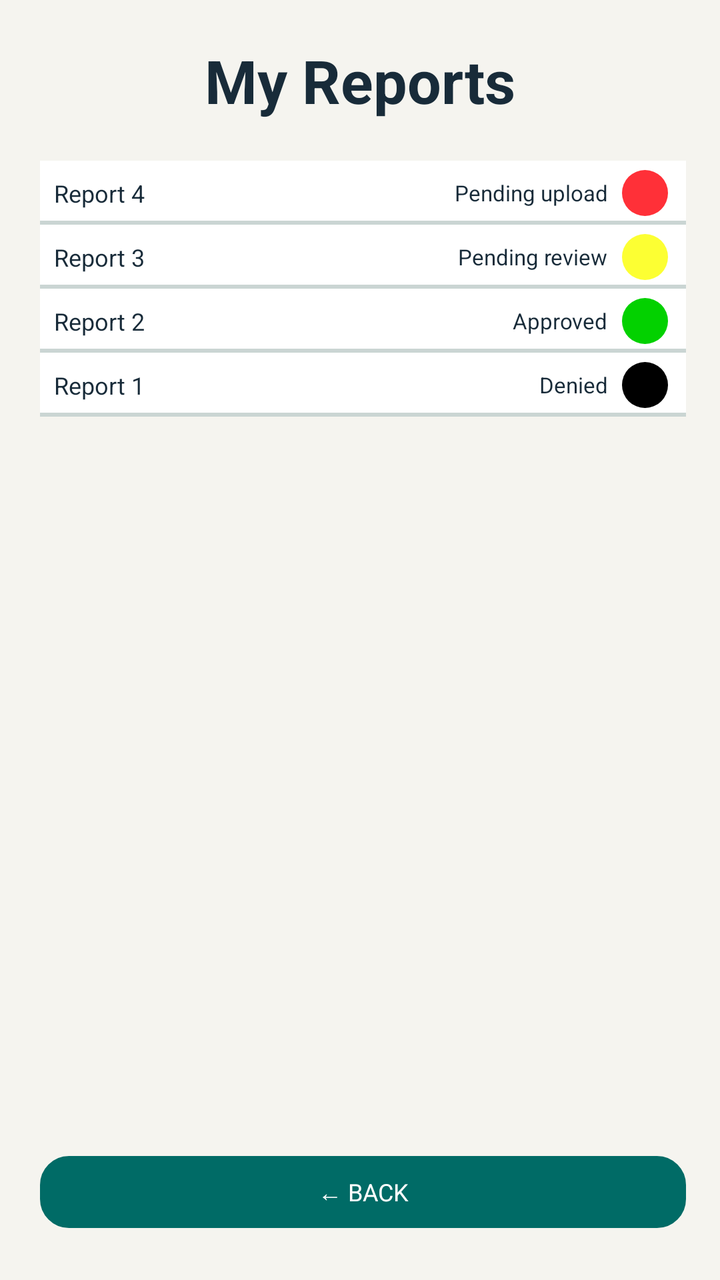
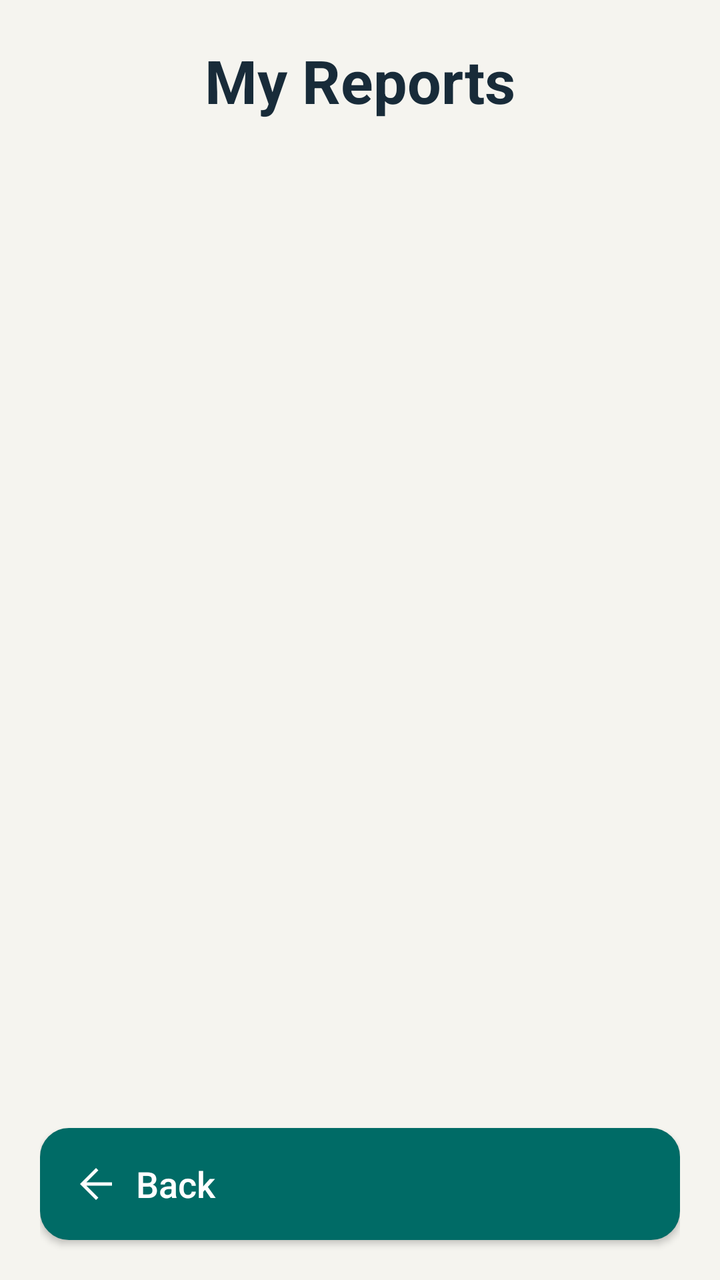

Before-and-after screenshots of an Android layout around one commit, followed by the original layout XML and the change that was made.
<!-- AndroidManifest.xml: application theme Theme.JavaReportingSystem -->
<!-- res/layout/activity_my_reports.xml -->
<?xml version="1.0" encoding="utf-8"?>
<androidx.constraintlayout.widget.ConstraintLayout xmlns:android="http://schemas.android.com/apk/res/android"
    xmlns:app="http://schemas.android.com/apk/res-auto"
    xmlns:tools="http://schemas.android.com/tools"
    android:id="@+id/main"
    android:layout_width="match_parent"
    android:layout_height="match_parent"
    tools:context=".ui.MyReportsActivity">

    
    <TextView
        android:id="@+id/tvTitle"
        android:layout_width="wrap_content"
        android:layout_height="wrap_content"
        android:layout_marginTop="20dp"
        android:text="My Reports"
        android:textColor="@color/safety_text"
        android:textSize="30sp"
        android:textStyle="bold"
        android:fontFamily="sans"
        app:layout_constraintTop_toTopOf="parent"
        app:layout_constraintStart_toStartOf="parent"
        app:layout_constraintEnd_toEndOf="parent" />

    
    <androidx.constraintlayout.widget.ConstraintLayout
        android:id="@+id/reportPanel"
        android:layout_width="0dp"
        android:layout_height="0dp"
        android:layout_marginStart="20dp"
        android:layout_marginEnd="17dp"
        android:layout_marginTop="20dp"
        android:layout_marginBottom="26dp"

        app:layout_constraintTop_toBottomOf="@id/tvTitle"
        app:layout_constraintBottom_toTopOf="@id/btnBack"
        app:layout_constraintStart_toStartOf="parent"
        app:layout_constraintEnd_toEndOf="parent">

        
        <androidx.constraintlayout.widget.ConstraintLayout
            android:id="@+id/row4"
            android:layout_width="0dp"
            android:layout_height="32dp"
            android:background="@drawable/report_row"
            app:layout_constraintTop_toTopOf="parent"
            app:layout_constraintStart_toStartOf="parent"
            app:layout_constraintEnd_toEndOf="parent">

            <TextView
                android:id="@+id/report4"
                android:layout_width="wrap_content"
                android:layout_height="wrap_content"
                android:layout_marginStart="7dp"
                android:text="Report 4"
                android:textSize="12sp"
                android:textColor="@color/safety_text"
                app:layout_constraintStart_toStartOf="parent"
                app:layout_constraintTop_toTopOf="parent"
                app:layout_constraintBottom_toBottomOf="parent" />

            <TextView
                android:id="@+id/status4"
                android:layout_width="wrap_content"
                android:layout_height="wrap_content"
                android:layout_marginEnd="7dp"
                android:text="Pending upload"
                android:textSize="11sp"
                android:textColor="@color/safety_text"
                app:layout_constraintEnd_toStartOf="@id/dot4"
                app:layout_constraintTop_toTopOf="parent"
                app:layout_constraintBottom_toBottomOf="parent" />

            <View
                android:id="@+id/dot4"
                android:layout_width="23dp"
                android:layout_height="23dp"
                android:layout_marginEnd="9dp"
                android:background="@drawable/circle_red"
                app:layout_constraintEnd_toEndOf="parent"
                app:layout_constraintTop_toTopOf="parent"
                app:layout_constraintBottom_toBottomOf="parent" />

        </androidx.constraintlayout.widget.ConstraintLayout>

        
        <androidx.constraintlayout.widget.ConstraintLayout
            android:id="@+id/row3"
            android:layout_width="0dp"
            android:layout_height="32dp"
            android:background="@drawable/report_row"
            app:layout_constraintTop_toBottomOf="@id/row4"
            app:layout_constraintStart_toStartOf="parent"
            app:layout_constraintEnd_toEndOf="parent">

            <TextView
                android:id="@+id/report3"
                android:layout_width="wrap_content"
                android:layout_height="wrap_content"
                android:layout_marginStart="7dp"
                android:text="Report 3"
                android:textSize="12sp"
                android:textColor="@color/safety_text"
                app:layout_constraintStart_toStartOf="parent"
                app:layout_constraintTop_toTopOf="parent"
                app:layout_constraintBottom_toBottomOf="parent" />

            <TextView
                android:id="@+id/status3"
                android:layout_width="wrap_content"
                android:layout_height="wrap_content"
                android:layout_marginEnd="7dp"
                android:text="Pending review"
                android:textSize="11sp"
                android:textColor="@color/safety_text"
                app:layout_constraintEnd_toStartOf="@id/dot3"
                app:layout_constraintTop_toTopOf="parent"
                app:layout_constraintBottom_toBottomOf="parent" />

            <View
                android:id="@+id/dot3"
                android:layout_width="23dp"
                android:layout_height="23dp"
                android:layout_marginEnd="9dp"
                android:background="@drawable/circle_yellow"
                app:layout_constraintEnd_toEndOf="parent"
                app:layout_constraintTop_toTopOf="parent"
                app:layout_constraintBottom_toBottomOf="parent" />

        </androidx.constraintlayout.widget.ConstraintLayout>

        
        <androidx.constraintlayout.widget.ConstraintLayout
            android:id="@+id/row2"
            android:layout_width="0dp"
            android:layout_height="32dp"
            android:background="@drawable/report_row"
            app:layout_constraintTop_toBottomOf="@id/row3"
            app:layout_constraintStart_toStartOf="parent"
            app:layout_constraintEnd_toEndOf="parent">

            <TextView
                android:id="@+id/report2"
                android:layout_width="wrap_content"
                android:layout_height="wrap_content"
                android:layout_marginStart="7dp"
                android:text="Report 2"
                android:textSize="12sp"
                android:textColor="@color/safety_text"
                app:layout_constraintStart_toStartOf="parent"
                app:layout_constraintTop_toTopOf="parent"
                app:layout_constraintBottom_toBottomOf="parent" />

            <TextView
                android:id="@+id/status2"
                android:layout_width="wrap_content"
                android:layout_height="wrap_content"
                android:layout_marginEnd="7dp"
                android:text="Approved"
                android:textSize="11sp"
                android:textColor="@color/safety_text"
                app:layout_constraintEnd_toStartOf="@id/dot2"
                app:layout_constraintTop_toTopOf="parent"
                app:layout_constraintBottom_toBottomOf="parent" />

            <View
                android:id="@+id/dot2"
                android:layout_width="23dp"
                android:layout_height="23dp"
                android:layout_marginEnd="9dp"
                android:background="@drawable/circle_green"
                app:layout_constraintEnd_toEndOf="parent"
                app:layout_constraintTop_toTopOf="parent"
                app:layout_constraintBottom_toBottomOf="parent" />

        </androidx.constraintlayout.widget.ConstraintLayout>

        
        <androidx.constraintlayout.widget.ConstraintLayout
            android:id="@+id/row1"
            android:layout_width="0dp"
            android:layout_height="32dp"
            android:background="@drawable/report_row"
            app:layout_constraintTop_toBottomOf="@id/row2"
            app:layout_constraintStart_toStartOf="parent"
            app:layout_constraintEnd_toEndOf="parent">

            <TextView
                android:id="@+id/report1"
                android:layout_width="wrap_content"
                android:layout_height="wrap_content"
                android:layout_marginStart="7dp"
                android:text="Report 1"
                android:textSize="12sp"
                android:textColor="@color/safety_text"
                app:layout_constraintStart_toStartOf="parent"
                app:layout_constraintTop_toTopOf="parent"
                app:layout_constraintBottom_toBottomOf="parent" />

            <TextView
                android:id="@+id/status1"
                android:layout_width="wrap_content"
                android:layout_height="wrap_content"
                android:layout_marginEnd="7dp"
                android:text="Denied"
                android:textSize="11sp"
                android:textColor="@color/safety_text"
                app:layout_constraintEnd_toStartOf="@id/dot1"
                app:layout_constraintTop_toTopOf="parent"
                app:layout_constraintBottom_toBottomOf="parent" />

            <View
                android:id="@+id/dot1"
                android:layout_width="23dp"
                android:layout_height="23dp"
                android:layout_marginEnd="9dp"
                android:background="@drawable/circle_black"
                app:layout_constraintEnd_toEndOf="parent"
                app:layout_constraintTop_toTopOf="parent"
                app:layout_constraintBottom_toBottomOf="parent" />

        </androidx.constraintlayout.widget.ConstraintLayout>

    </androidx.constraintlayout.widget.ConstraintLayout>

    
    <Button
        android:id="@+id/btnBack"
        android:layout_width="0dp"
        android:layout_height="36dp"
        android:layout_marginStart="20dp"
        android:layout_marginEnd="17dp"
        android:layout_marginBottom="26dp"
        android:background="@drawable/back_button"
        android:text="← BACK"
        android:textColor="@color/safety_on_action"
        android:textSize="12sp"
        android:fontFamily="sans"
        android:padding="0dp"
        android:minHeight="0dp"
        android:minWidth="0dp"
        android:stateListAnimator="@null"
        app:layout_constraintBottom_toBottomOf="parent"
        app:layout_constraintStart_toStartOf="parent"
        app:layout_constraintEnd_toEndOf="parent"
                app:backgroundTint="@null" />

</androidx.constraintlayout.widget.ConstraintLayout>
<!-- resources referenced by this layout -->
<resources>
  <color name="safety_on_action">#FFFFFF</color>
  <color name="safety_text">#182B39</color>
  <!-- drawable back_button (drawable) -->
  <?xml version="1.0" encoding="utf-8"?>
  <shape xmlns:android="http://schemas.android.com/apk/res/android" android:shape="rectangle">
      <solid android:color="@color/safety_action" />
      <stroke android:width="1dp" android:color="@color/safety_action" />
      <corners android:radius="14dp" />
  </shape>
  <!-- drawable circle_black (drawable) -->
  <?xml version="1.0" encoding="utf-8"?>
  <shape xmlns:android="http://schemas.android.com/apk/res/android"
      android:shape="oval">
      <solid android:color="#000000" />
  </shape>
  <!-- drawable circle_green (drawable) -->
  <?xml version="1.0" encoding="utf-8"?>
  <shape xmlns:android="http://schemas.android.com/apk/res/android"
      android:shape="oval">
      <solid android:color="#03D100" />
  </shape>
  <!-- drawable circle_red (drawable) -->
  <?xml version="1.0" encoding="utf-8"?>
  <shape xmlns:android="http://schemas.android.com/apk/res/android"
      android:shape="oval">
      <solid android:color="#FF3038" />
  </shape>
  <!-- drawable circle_yellow (drawable) -->
  <?xml version="1.0" encoding="utf-8"?>
  <shape xmlns:android="http://schemas.android.com/apk/res/android"
      android:shape="oval">
      <solid android:color="#FCFF33" />
  </shape>
  <!-- drawable report_row (drawable) -->
  <?xml version="1.0" encoding="utf-8"?>
  <layer-list xmlns:android="http://schemas.android.com/apk/res/android">
      <item>
          <shape>
              <solid android:color="@color/safety_surface" />
          </shape>
      </item>
      <item android:gravity="bottom">
          <shape>
              <size android:height="2dp" />
              <solid android:color="@color/safety_border" />
          </shape>
      </item>
  </layer-list>
  <style name="Theme.JavaReportingSystem" parent="Base.Theme.JavaReportingSystem" />
  <color name="safety_action">#006B66</color>
  <color name="safety_surface">#FFFFFF</color>
  <color name="safety_border">#CAD5D3</color>
  <style name="Base.Theme.JavaReportingSystem" parent="Theme.AppCompat.Light.NoActionBar">
          <item name="colorPrimary">@color/safety_action</item>
          <item name="colorOnPrimary">@color/safety_on_action</item>
          <item name="colorSurface">@color/safety_surface</item>
          <item name="colorOnSurface">@color/safety_text</item>
          <item name="android:colorAccent">@color/safety_action</item>
          <item name="android:windowBackground">@color/safety_background</item>
          <item name="android:statusBarColor">@color/safety_background</item>
          <item name="android:navigationBarColor">@color/safety_background</item>
          <item name="android:windowLightStatusBar">true</item>
          <item name="android:windowLightNavigationBar">true</item>
      </style>
  <color name="safety_background">#F5F4EF</color>
</resources>

<!-- the commit's change to res/layout/activity_my_reports.xml (unified diff, before → after) -->
@@ -1,248 +1,66 @@
 <?xml version="1.0" encoding="utf-8"?>
-<androidx.constraintlayout.widget.ConstraintLayout xmlns:android="http://schemas.android.com/apk/res/android"
+<LinearLayout xmlns:android="http://schemas.android.com/apk/res/android"
     xmlns:app="http://schemas.android.com/apk/res-auto"
-    xmlns:tools="http://schemas.android.com/tools"
     android:id="@+id/main"
     android:layout_width="match_parent"
     android:layout_height="match_parent"
-    tools:context=".ui.MyReportsActivity">
+    android:background="@color/safety_background"
+    android:orientation="vertical"
+    android:paddingStart="20dp"
+    android:paddingEnd="20dp">
 
-    
     <TextView
-        android:id="@+id/tvTitle"
-        android:layout_width="wrap_content"
+        android:layout_width="match_parent"
         android:layout_height="wrap_content"
         android:layout_marginTop="20dp"
-        android:text="My Reports"
+        android:gravity="center"
+        android:text="@string/my_reports_title"
         android:textColor="@color/safety_text"
         android:textSize="30sp"
-        android:textStyle="bold"
-        android:fontFamily="sans"
-        app:layout_constraintTop_toTopOf="parent"
-        app:layout_constraintStart_toStartOf="parent"
-        app:layout_constraintEnd_toEndOf="parent" />
+        android:textStyle="bold" />
 
-    
-    <androidx.constraintlayout.widget.ConstraintLayout
-        android:id="@+id/reportPanel"
-        android:layout_width="0dp"
+    <ScrollView
+        android:layout_width="match_parent"
         android:layout_height="0dp"
-        android:layout_marginStart="20dp"
-        android:layout_marginEnd="17dp"
         android:layout_marginTop="20dp"
-        android:layout_marginBottom="26dp"
+        android:layout_weight="1"
+        android:fillViewport="true">
 
-        app:layout_constraintTop_toBottomOf="@id/tvTitle"
-        app:layout_constraintBottom_toTopOf="@id/btnBack"
-        app:layout_constraintStart_toStartOf="parent"
-        app:layout_constraintEnd_toEndOf="parent">
-
-        
-        <androidx.constraintlayout.widget.ConstraintLayout
-            android:id="@+id/row4"
-            android:layout_width="0dp"
-            android:layout_height="32dp"
-            android:background="@drawable/report_row"
-            app:layout_constraintTop_toTopOf="parent"
-            app:layout_constraintStart_toStartOf="parent"
-            app:layout_constraintEnd_toEndOf="parent">
+        <LinearLayout
+            android:id="@+id/reportsContainer"
+            android:layout_width="match_parent"
+            android:layout_height="wrap_content"
+            android:orientation="vertical"
+            android:paddingBottom="16dp">
 
             <TextView
-                android:id="@+id/report4"
-                android:layout_width="wrap_content"
+                android:id="@+id/tvNoReports"
+                android:layout_width="match_parent"
                 android:layout_height="wrap_content"
-                android:layout_marginStart="7dp"
-                android:text="Report 4"
-                android:textSize="12sp"
-                android:textColor="@color/safety_text"
-                app:layout_constraintStart_toStartOf="parent"
-                app:layout_constraintTop_toTopOf="parent"
-                app:layout_constraintBottom_toBottomOf="parent" />
+                android:layout_marginTop="32dp"
+                android:gravity="center"
+                android:text="@string/no_submitted_reports"
+                android:textColor="@color/safety_text_secondary"
+                android:textSize="18sp"
+                android:visibility="gone" />
+        </LinearLayout>
+    </ScrollView>
 
-            <TextView
-                android:id="@+id/status4"
-                android:layout_width="wrap_content"
-                android:layout_height="wrap_content"
-                android:layout_marginEnd="7dp"
-                android:text="Pending upload"
-                android:textSize="11sp"
-                android:textColor="@color/safety_text"
-                app:layout_constraintEnd_toStartOf="@id/dot4"
-                app:layout_constraintTop_toTopOf="parent"
-                app:layout_constraintBottom_toBottomOf="parent" />
-
-            <View
-                android:id="@+id/dot4"
-                android:layout_width="23dp"
-                android:layout_height="23dp"
-                android:layout_marginEnd="9dp"
-                android:background="@drawable/circle_red"
-                app:layout_constraintEnd_toEndOf="parent"
-                app:layout_constraintTop_toTopOf="parent"
-                app:layout_constraintBottom_toBottomOf="parent" />
-
-        </androidx.constraintlayout.widget.ConstraintLayout>
-
-        
-        <androidx.constraintlayout.widget.ConstraintLayout
-            android:id="@+id/row3"
-            android:layout_width="0dp"
-            android:layout_height="32dp"
-            android:background="@drawable/report_row"
-            app:layout_constraintTop_toBottomOf="@id/row4"
-            app:layout_constraintStart_toStartOf="parent"
-            app:layout_constraintEnd_toEndOf="parent">
-
-            <TextView
-                android:id="@+id/report3"
-                android:layout_width="wrap_content"
-                android:layout_height="wrap_content"
-                android:layout_marginStart="7dp"
-                android:text="Report 3"
-                android:textSize="12sp"
-                android:textColor="@color/safety_text"
-                app:layout_constraintStart_toStartOf="parent"
-                app:layout_constraintTop_toTopOf="parent"
-                app:layout_constraintBottom_toBottomOf="parent" />
-
-            <TextView
-                android:id="@+id/status3"
-                android:layout_width="wrap_content"
-                android:layout_height="wrap_content"
-                android:layout_marginEnd="7dp"
-                android:text="Pending review"
-                android:textSize="11sp"
-                android:textColor="@color/safety_text"
-                app:layout_constraintEnd_toStartOf="@id/dot3"
-                app:layout_constraintTop_toTopOf="parent"
-                app:layout_constraintBottom_toBottomOf="parent" />
-
-            <View
-                android:id="@+id/dot3"
-                android:layout_width="23dp"
-                android:layout_height="23dp"
-                android:layout_marginEnd="9dp"
-                android:background="@drawable/circle_yellow"
-                app:layout_constraintEnd_toEndOf="parent"
-                app:layout_constraintTop_toTopOf="parent"
-                app:layout_constraintBottom_toBottomOf="parent" />
-
-        </androidx.constraintlayout.widget.ConstraintLayout>
-
-        
-        <androidx.constraintlayout.widget.ConstraintLayout
-            android:id="@+id/row2"
-            android:layout_width="0dp"
-            android:layout_height="32dp"
-            android:background="@drawable/report_row"
-            app:layout_constraintTop_toBottomOf="@id/row3"
-            app:layout_constraintStart_toStartOf="parent"
-            app:layout_constraintEnd_toEndOf="parent">
-
-            <TextView
-                android:id="@+id/report2"
-                android:layout_width="wrap_content"
-                android:layout_height="wrap_content"
-                android:layout_marginStart="7dp"
-                android:text="Report 2"
-                android:textSize="12sp"
-                android:textColor="@color/safety_text"
-                app:layout_constraintStart_toStartOf="parent"
-                app:layout_constraintTop_toTopOf="parent"
-                app:layout_constraintBottom_toBottomOf="parent" />
-
-            <TextView
-                android:id="@+id/status2"
-                android:layout_width="wrap_content"
-                android:layout_height="wrap_content"
-                android:layout_marginEnd="7dp"
-                android:text="Approved"
-                android:textSize="11sp"
-                android:textColor="@color/safety_text"
-                app:layout_constraintEnd_toStartOf="@id/dot2"
-                app:layout_constraintTop_toTopOf="parent"
-                app:layout_constraintBottom_toBottomOf="parent" />
-
-            <View
-                android:id="@+id/dot2"
-                android:layout_width="23dp"
-                android:layout_height="23dp"
-                android:layout_marginEnd="9dp"
-                android:background="@drawable/circle_green"
-                app:layout_constraintEnd_toEndOf="parent"
-                app:layout_constraintTop_toTopOf="parent"
-                app:layout_constraintBottom_toBottomOf="parent" />
-
-        </androidx.constraintlayout.widget.ConstraintLayout>
-
-        
-        <androidx.constraintlayout.widget.ConstraintLayout
-            android:id="@+id/row1"
-            android:layout_width="0dp"
-            android:layout_height="32dp"
-            android:background="@drawable/report_row"
-            app:layout_constraintTop_toBottomOf="@id/row2"
-            app:layout_constraintStart_toStartOf="parent"
-            app:layout_constraintEnd_toEndOf="parent">
-
-            <TextView
-                android:id="@+id/report1"
-                android:layout_width="wrap_content"
-                android:layout_height="wrap_content"
-                android:layout_marginStart="7dp"
-                android:text="Report 1"
-                android:textSize="12sp"
-                android:textColor="@color/safety_text"
-                app:layout_constraintStart_toStartOf="parent"
-                app:layout_constraintTop_toTopOf="parent"
-                app:layout_constraintBottom_toBottomOf="parent" />
-
-            <TextView
-                android:id="@+id/status1"
-                android:layout_width="wrap_content"
-                android:layout_height="wrap_content"
-                android:layout_marginEnd="7dp"
-                android:text="Denied"
-                android:textSize="11sp"
-                android:textColor="@color/safety_text"
-                app:layout_constraintEnd_toStartOf="@id/dot1"
-                app:layout_constraintTop_toTopOf="parent"
-                app:layout_constraintBottom_toBottomOf="parent" />
-
-            <View
-                android:id="@+id/dot1"
-                android:layout_width="23dp"
-                android:layout_height="23dp"
-                android:layout_marginEnd="9dp"
-                android:background="@drawable/circle_black"
-                app:layout_constraintEnd_toEndOf="parent"
-                app:layout_constraintTop_toTopOf="parent"
-                app:layout_constraintBottom_toBottomOf="parent" />
-
-        </androidx.constraintlayout.widget.ConstraintLayout>
-
-    </androidx.constraintlayout.widget.ConstraintLayout>
-
-    
     <Button
         android:id="@+id/btnBack"
-        android:layout_width="0dp"
-        android:layout_height="36dp"
-        android:layout_marginStart="20dp"
-        android:layout_marginEnd="17dp"
-        android:layout_marginBottom="26dp"
+        android:layout_width="match_parent"
+        android:layout_height="56dp"
+        android:layout_marginBottom="20dp"
         android:background="@drawable/back_button"
-        android:text="← BACK"
+        android:drawableStart="@drawable/ic_ms_arrow_back"
+        android:drawableTint="@color/safety_on_action"
+        android:drawablePadding="8dp"
+        android:gravity="center_vertical|start"
+        android:paddingStart="16dp"
+        android:paddingEnd="16dp"
+        android:text="@string/back"
+        android:textAllCaps="false"
         android:textColor="@color/safety_on_action"
-        android:textSize="12sp"
-        android:fontFamily="sans"
-        android:padding="0dp"
-        android:minHeight="0dp"
-        android:minWidth="0dp"
-        android:stateListAnimator="@null"
-        app:layout_constraintBottom_toBottomOf="parent"
-        app:layout_constraintStart_toStartOf="parent"
-        app:layout_constraintEnd_toEndOf="parent"
-                app:backgroundTint="@null" />
-
-</androidx.constraintlayout.widget.ConstraintLayout>
+        android:textSize="18sp"
+        app:backgroundTint="@null" />
+</LinearLayout>
<!-- resource entries referenced after the edit -->
@@ -2,6 +2,7 @@
 <resources>
   <color name="safety_on_action">#FFFFFF</color>
   <color name="safety_text">#182B39</color>
+  <color name="safety_text_secondary">#405560</color>
   <!-- drawable back_button (drawable) -->
   <?xml version="1.0" encoding="utf-8"?>
   <shape xmlns:android="http://schemas.android.com/apk/res/android" android:shape="rectangle">
@@ -9,49 +10,23 @@
       <stroke android:width="1dp" android:color="@color/safety_action" />
       <corners android:radius="14dp" />
   </shape>
-  <!-- drawable circle_black (drawable) -->
-  <?xml version="1.0" encoding="utf-8"?>
-  <shape xmlns:android="http://schemas.android.com/apk/res/android"
-      android:shape="oval">
-      <solid android:color="#000000" />
-  </shape>
-  <!-- drawable circle_green (drawable) -->
-  <?xml version="1.0" encoding="utf-8"?>
-  <shape xmlns:android="http://schemas.android.com/apk/res/android"
-      android:shape="oval">
-      <solid android:color="#03D100" />
-  </shape>
-  <!-- drawable circle_red (drawable) -->
-  <?xml version="1.0" encoding="utf-8"?>
-  <shape xmlns:android="http://schemas.android.com/apk/res/android"
-      android:shape="oval">
-      <solid android:color="#FF3038" />
-  </shape>
-  <!-- drawable circle_yellow (drawable) -->
-  <?xml version="1.0" encoding="utf-8"?>
-  <shape xmlns:android="http://schemas.android.com/apk/res/android"
-      android:shape="oval">
-      <solid android:color="#FCFF33" />
-  </shape>
-  <!-- drawable report_row (drawable) -->
-  <?xml version="1.0" encoding="utf-8"?>
-  <layer-list xmlns:android="http://schemas.android.com/apk/res/android">
-      <item>
-          <shape>
-              <solid android:color="@color/safety_surface" />
-          </shape>
-      </item>
-      <item android:gravity="bottom">
-          <shape>
-              <size android:height="2dp" />
-              <solid android:color="@color/safety_border" />
-          </shape>
-      </item>
-  </layer-list>
+  <!-- drawable ic_ms_arrow_back (drawable) -->
+  <vector xmlns:android="http://schemas.android.com/apk/res/android"
+      android:width="24dp"
+      android:height="24dp"
+      android:viewportWidth="960"
+      android:viewportHeight="960"
+      android:autoMirrored="true">
+    <path
+        android:fillColor="@color/safety_text"
+        android:pathData="M287,513.33L527,753.33L480,800L160,480L480,160L527,206.67L287,446.67L800,446.67L800,513.33L287,513.33Z"/>
+  </vector>
+  <string name="back">Back</string>
+  <string name="my_reports_title">My Reports</string>
+  <string name="no_submitted_reports">No submitted reports on this device yet.</string>
   <style name="Theme.JavaReportingSystem" parent="Base.Theme.JavaReportingSystem" />
   <color name="safety_action">#006B66</color>
   <color name="safety_surface">#FFFFFF</color>
-  <color name="safety_border">#CAD5D3</color>
   <style name="Base.Theme.JavaReportingSystem" parent="Theme.AppCompat.Light.NoActionBar">
           <item name="colorPrimary">@color/safety_action</item>
           <item name="colorOnPrimary">@color/safety_on_action</item>
